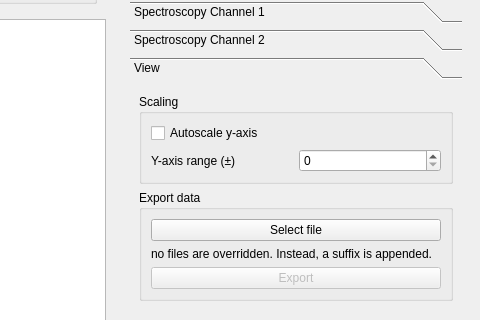
Qt form linien/client/ui/main_window.ui (linien-org/linien) before a commit; both pictures show x 651 to 1131 and y 129 to 449 of the 1131 by 768 pixel window.
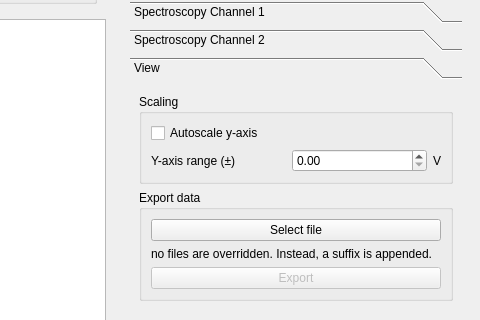
The same form after that commit. Custom widgets are drawn as their Qt base class.

Patch:
```diff
--- a/linien/client/ui/main_window.ui
+++ b/linien/client/ui/main_window.ui
@@ -1597,12 +1597,9 @@
                  </widget>
                 </item>
                 <item>
-                 <widget class="QSpinBox" name="y_axis_limit">
-                  <property name="minimum">
-                   <number>0</number>
-                  </property>
+                 <widget class="QDoubleSpinBox" name="y_axis_limit">
                   <property name="maximum">
-                   <number>8192</number>
+                   <double>1.000000000000000</double>
                   </property>
                   <property name="singleStep">
                    <number>100</number>
@@ -1612,6 +1609,19 @@
                   </property>
                  </widget>
                 </item>
+                <item>
+                 <widget class="QLabel" name="label_12">
+                  <property name="sizePolicy">
+                   <sizepolicy hsizetype="Fixed" vsizetype="Preferred">
+                    <horstretch>0</horstretch>
+                    <verstretch>0</verstretch>
+                   </sizepolicy>
+                  </property>
+                  <property name="text">
+                   <string>V</string>
+                  </property>
+                 </widget>
+                </item>
                </layout>
               </item>
              </layout>
```
Left out of the diff: 20 changed lines with no effect on the pictures.
